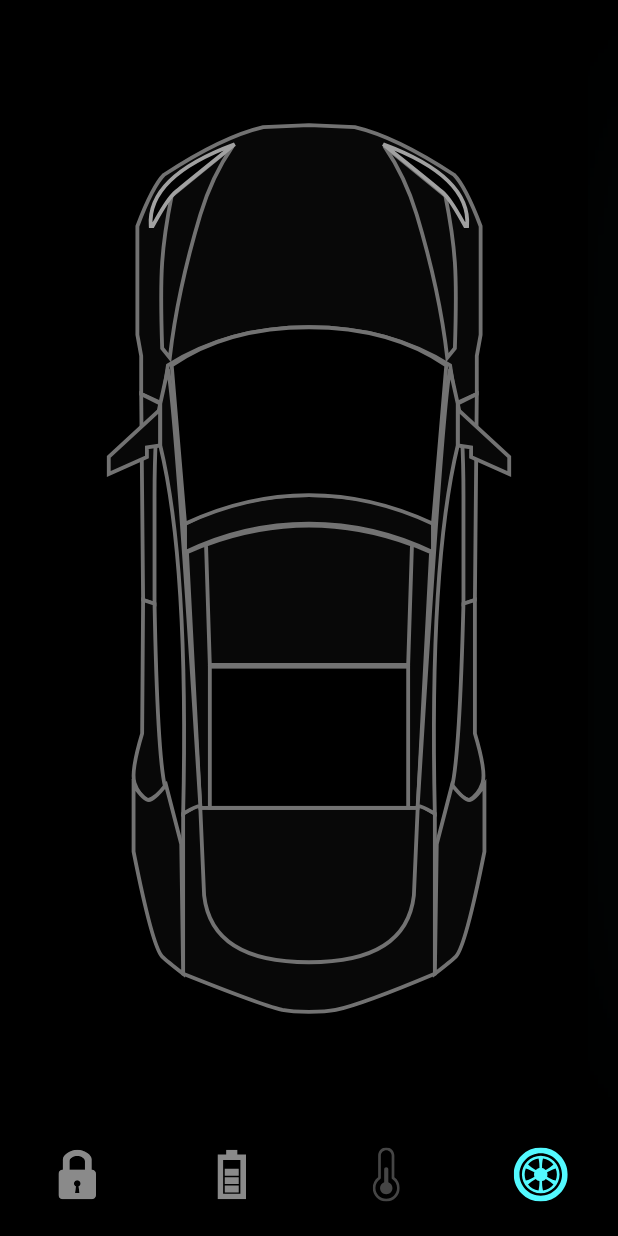
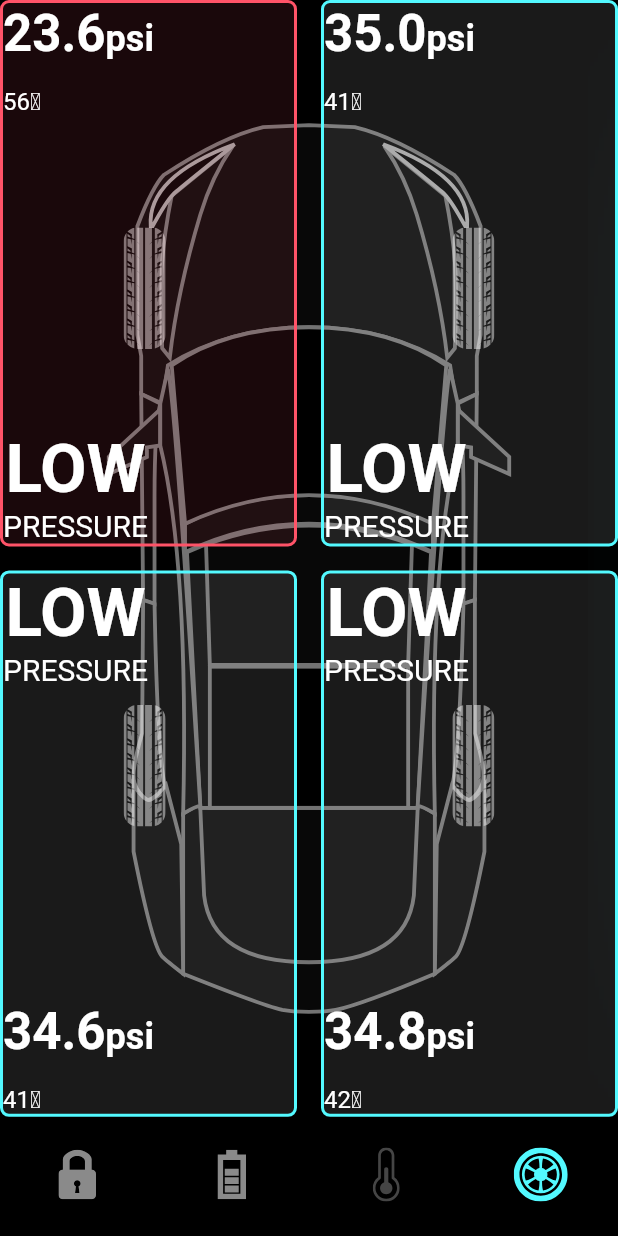
Before and after one commit to ElectroArmy/testa_car_animation_practice, a Flutter app: the screen it shows after launch, item 4 of the bottom bar chosen, on a phone screen of 412 x 824 dp. Run offline on Flutter 3.47's test engine with Material 2 defaults, Android fonts, the light colour scheme and no system bars; our stand-ins replace flutter_svg, shared_preferences; missing offline and left inert: polygon_clipper.

Commit message:
"Final Commit"

```diff
--- a/lib/home_controller.dart
+++ b/lib/home_controller.dart
@@ -11,12 +11,10 @@ class HomeController extends ChangeNotifier {
     notifyListeners();
   }
 
-
   bool isRightDoorLock = true;
   bool isLeftDoorLock = true;
   bool isBonnetDoorLock = true;
   bool isTrunkDoorLock = true;
-
 
   void updateRightDoorLock() {
     isRightDoorLock = !isRightDoorLock;
@@ -44,4 +42,39 @@ class HomeController extends ChangeNotifier {
     isCoolSelected = !isCoolSelected;
     notifyListeners();
   }
+
+  bool isShowTyre = false;
+
+  void showTyreController(int index) {
+    //Once user on this tyre tab we want to show the tyre
+    // Yea lets define this method on bottomnav
+    // as we see we want to show those tyres alittle bit later...
+
+    if (selectedBottomTab != 3 && index == 3) {
+      Future.delayed(
+        Duration(milliseconds: 400),
+        () {
+          isShowTyre = true;
+          notifyListeners();
+        },
+      );
+    } else {
+      isShowTyre = false;
+      notifyListeners();
+    }
+  }
+
+  bool isShowTyreStatus = false;
+
+  void tyreStatusController(int index) {
+    if (selectedBottomTab != 3 && index == 3) {
+      isShowTyreStatus = true;
+      notifyListeners();
+    } else {
+      Future.delayed(Duration(milliseconds: 400), () {
+        isShowTyreStatus = false;
+        notifyListeners();
+      });
+    }
+  }
 }
--- /dev/null
+++ b/lib/screens/components/tyre_psi_card.dart
@@ -0,0 +1,99 @@
+import 'package:flutter/material.dart';
+import 'package:tesla_car_animation_part_one/models/TyrePsi.dart';
+
+import '../../constants.dart';
+
+class TyrePsiCard extends StatelessWidget {
+  const TyrePsiCard({
+    Key? key,
+    required this.isBottomTwoTyre,
+    required this.tyrePsi,
+  }) : super(key: key);
+
+  final bool isBottomTwoTyre;
+  final TyrePsi tyrePsi;
+
+  @override
+  Widget build(BuildContext context) {
+    return Container(
+      decoration: BoxDecoration(
+        color:
+            tyrePsi.isLowPressure ? redColor.withOpacity(0.1) : Colors.white10,
+        border: Border.all(
+          color: tyrePsi.isLowPressure ? redColor : primaryColor,
+          width: 2,
+        ),
+        borderRadius: BorderRadius.all(
+          Radius.circular(6),
+        ),
+      ),
+      child: isBottomTwoTyre
+          ? Column(
+            crossAxisAlignment: CrossAxisAlignment.start,
+              children: [
+                lowPressureText(context),
+                Spacer(),
+                pisText(context, psi: tyrePsi.psi.toString(),),
+                const SizedBox(height: defaultPadding),
+                Text(
+                  '${tyrePsi.temp}\u2103',
+                  style: TextStyle(fontSize: 16),
+                ),
+
+              ],
+          )
+          : Column(
+              crossAxisAlignment: CrossAxisAlignment.start,
+              children: [
+                pisText(context, psi: tyrePsi.psi.toString(),),
+                const SizedBox(height: defaultPadding),
+                Text(
+                  '${tyrePsi.temp}\u2103',
+                  style: TextStyle(fontSize: 16),
+                ),
+                Spacer(),
+                lowPressureText(context),
+
+              ],
+            ),
+    );
+  }
+
+  Column lowPressureText(BuildContext context) {
+    return Column(
+      children: [
+        Text(
+          'Low'.toUpperCase(),
+          style: Theme.of(context)
+              .textTheme
+              .headline3!
+              .copyWith(color: Colors.white, fontWeight: FontWeight.w600),
+        ),
+        Text(
+          'Pressure'.toUpperCase(),
+          style: TextStyle(fontSize: 20),
+        ),
+      ],
+    );
+  }
+
+  Text pisText(BuildContext context, {required String psi}) {
+    return Text.rich(
+      TextSpan(
+        text: psi,
+        style: Theme.of(context)
+            .textTheme
+            .headline4!
+            .copyWith(fontWeight: FontWeight.w600, color: Colors.white),
+        children: [
+          TextSpan(
+            text: 'psi',
+            style: TextStyle(
+              fontSize: 24,
+            ),
+          ),
+        ],
+      ),
+    );
+  }
+}
--- /dev/null
+++ b/lib/screens/components/tyres.dart
@@ -0,0 +1,27 @@
+import 'package:flutter/material.dart';
+import 'package:flutter_svg/flutter_svg.dart';
+
+List<Widget> tyres(BoxConstraints constrains) {
+  return [
+    Positioned(
+      left: constrains.maxWidth * 0.20,
+      top: constrains.maxHeight * 0.2,
+      child: SvgPicture.asset("assets/icons/FL_Tyre.svg"),
+    ),
+    Positioned(
+      right: constrains.maxWidth * 0.20,
+      top: constrains.maxHeight * 0.2,
+      child: SvgPicture.asset("assets/icons/FL_Tyre.svg"),
+    ),
+    Positioned(
+      right: constrains.maxWidth * 0.2,
+      top: constrains.maxHeight * 0.62,
+      child: SvgPicture.asset("assets/icons/FL_Tyre.svg"),
+    ),
+    Positioned(
+      left: constrains.maxWidth * 0.2,
+      top: constrains.maxHeight * 0.62,
+      child: SvgPicture.asset("assets/icons/FL_Tyre.svg"),
+    ),
+  ];
+}
--- a/lib/screens/home_screen.dart
+++ b/lib/screens/home_screen.dart
@@ -8,6 +8,9 @@ import 'components/door_lock.dart';
 import 'components/tesla_bottom_navbar.dart';
 import 'components/tmp_btn.dart';
 import 'components/tmp_details.dart';
+import 'components/tyre_psi_card.dart';
+import 'components/tyres.dart';
+import '../models/TyrePsi.dart';
 
 class HomeScreen extends StatefulWidget {
   //Battery and Space photo animation need Stateful State
@@ -30,8 +33,18 @@ class _HomeScreenState extends State<HomeScreen> with TickerProviderStateMixin {
   late Animation<double> _animationCarShift;
   late Animation<double> _animationTempShowInfo;
   late Animation<double> _animationCoolGlow;
+//Part 4 final part
+  late AnimationController _tyreAnimationController;
+  //Part 4 Tyre. Each tyre one by one animation
+  late Animation<double> _animationTyre1Psi;
+  late Animation<double> _animationTyre2Psi;
+  late Animation<double> _animationTyre3Psi;
+  late Animation<double> _animationTyre4Psi;
+
+  late List<Animation<double>> _tyreAnimations;
   //get theme => null;
 
+  //TempAnimation
   void setupTempAnimation() {
     _tempAnimationController = AnimationController(
       vsync: this,
@@ -53,6 +66,7 @@ class _HomeScreenState extends State<HomeScreen> with TickerProviderStateMixin {
     );
   }
 
+//Battery Animations
   void setupBatteryAnimation() {
     _batteryAnimationController = AnimationController(
       vsync: this,
@@ -73,11 +87,33 @@ class _HomeScreenState extends State<HomeScreen> with TickerProviderStateMixin {
     );
   }
 
+  //TyreStatus Animations
+  void setupTyreAnimation() {
+    _tyreAnimationController = AnimationController(
+        vsync: this, duration: Duration(microseconds: 1200));
+
+    _animationTyre1Psi = CurvedAnimation(
+        parent: _tyreAnimationController, curve: Interval(0.34, 0.5));
+    _animationTyre2Psi = CurvedAnimation(
+        parent: _tyreAnimationController, curve: Interval(0.5, 0.66));
+    _animationTyre3Psi = CurvedAnimation(
+        parent: _tyreAnimationController, curve: Interval(0.66, 0.82));
+    _animationTyre4Psi = CurvedAnimation(
+        parent: _tyreAnimationController, curve: Interval(0.82, 1));
+  }
+
   // State and Dispose LEsson 2
   @override
   void initState() {
     setupBatteryAnimation();
     setupTempAnimation();
+    setupTyreAnimation();
+    _tyreAnimations = [
+      _animationTyre1Psi,
+      _animationTyre2Psi,
+      _animationTyre3Psi,
+      _animationTyre4Psi,
+    ];
     super.initState();
   }
 
@@ -86,7 +122,7 @@ class _HomeScreenState extends State<HomeScreen> with TickerProviderStateMixin {
     _batteryAnimationController.dispose();
     _batteryAnimationController.dispose();
     _tempAnimationController.dispose();
-
+    _tyreAnimationController.dispose();
     super.dispose();
   }
 
@@ -99,7 +135,8 @@ class _HomeScreenState extends State<HomeScreen> with TickerProviderStateMixin {
         animation: Listenable.merge([
           _controller,
           _batteryAnimationController,
-          _tempAnimationController
+          _tempAnimationController,
+          _tyreAnimationController,
         ]),
         builder: (context, _) {
           //IF we need to see value on Screen
@@ -140,6 +177,13 @@ class _HomeScreenState extends State<HomeScreen> with TickerProviderStateMixin {
                 else if (_controller.selectedBottomTab == 2 && index != 2)
                   _tempAnimationController.reverse(from: 0.4);
 
+                if(index == 3) _tyreAnimationController.forward();
+                else if(_controller.selectedBottomTab == 3 && index != 3)
+                  _tyreAnimationController.reverse();
+
+                _controller.showTyreController(index);
+                _controller.tyreStatusController(index);
+                // #4 make sure you call it bfore [onBottomNavigationTabChange]
                 _controller.onBottomNavigationTabChange(index);
               },
               selectedTab: _controller.selectedBottomTab,
@@ -297,6 +341,31 @@ class _HomeScreenState extends State<HomeScreen> with TickerProviderStateMixin {
                                     key: UniqueKey(),
                                     width: 200,
                                   ))),
+
+                    //Tyre
+                    if (_controller.isShowTyre) ...tyres(constrains),
+
+                    if (_controller.isShowTyreStatus)
+                      //Lets add animations
+                      //GridView
+                      GridView.builder(
+                        itemCount: 4,
+                        physics: NeverScrollableScrollPhysics(),
+                        gridDelegate: SliverGridDelegateWithFixedCrossAxisCount(
+                          crossAxisCount: 2,
+                          mainAxisSpacing: defaultPadding,
+                          crossAxisSpacing: defaultPadding,
+                          childAspectRatio:
+                              constrains.maxWidth / constrains.maxHeight,
+                        ),
+                        itemBuilder: (context, index) => ScaleTransition(
+                          scale: _tyreAnimations[index],
+                          child: TyrePsiCard(
+                            isBottomTwoTyre: index > 1,
+                            tyrePsi: demoPsiList[index],
+                          ),
+                        ),
+                      ),
                   ],
                 );
               }),
```
Also changed, not shown: lib/models/TyrePsi.dart (renamed from models/TyrePsi.dart).
